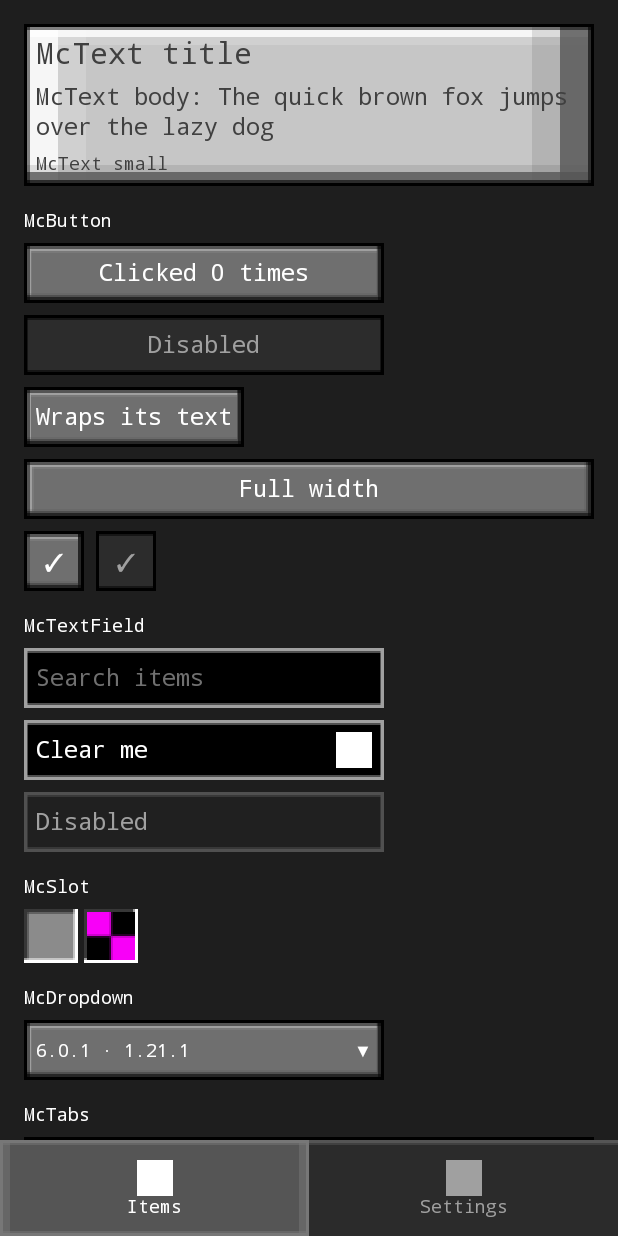
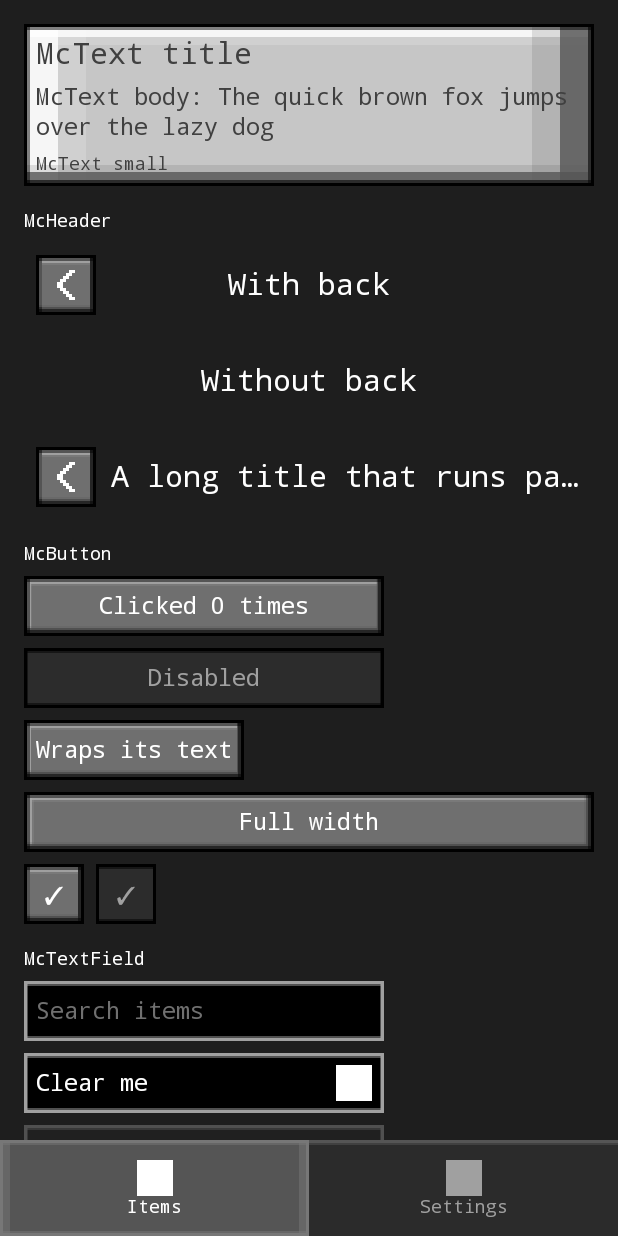
Before and after one commit to sagisolas/RecipeHost, an Android app built with Jetpack Compose: the @Preview function McGalleryPreview, on a phone screen of 412 x 824 dp. Run offline under Robolectric (Android 15) with nearby library versions, the phone set to English and light mode, and no system bars; our stand-ins replace Compose Multiplatform resources.

Commit message:
feat(app): add McHeader with back button to pushed screens
A shared screen header: a pixel-art back chevron in an McIconButton on
the left, and the title centred on the full width. A title too wide to
stay centred slides right to clear the button and is cut only at the
end edge.

ModList, ModVersions and Item use it. ModVersions' OK button is replaced
by the back button, and the Item header keeps its name and id
left-aligned beside the icon.

```diff
--- /dev/null
+++ b/shared/src/commonMain/composeResources/drawable/mc_back_arrow.xml
@@ -0,0 +1,14 @@
+<!--
+    A back chevron "<" in the pixel style of pixel_arrow.xml: 6 by 10 square pixels, two pixels thick,
+    centred on a 12 by 12 canvas and tinted where it's drawn. At 2dp a pixel the canvas is exactly
+    McDimens.ButtonIconSize, so an McIconButton draws it unscaled, on the button's texture-pixel grid.
+-->
+<vector xmlns:android="http://schemas.android.com/apk/res/android"
+    android:width="24dp"
+    android:height="24dp"
+    android:viewportWidth="12"
+    android:viewportHeight="12">
+    <path
+        android:fillColor="#FFFFFFFF"
+        android:pathData="M7,1h2v1h-2z M6,2h2v1h-2z M5,3h2v1h-2z M4,4h2v1h-2z M3,5h2v1h-2z M3,6h2v1h-2z M4,7h2v1h-2z M5,8h2v1h-2z M6,9h2v1h-2z M7,10h2v1h-2z" />
+</vector>
--- a/shared/src/commonMain/composeResources/values/strings.xml
+++ b/shared/src/commonMain/composeResources/values/strings.xml
@@ -66,5 +66,5 @@
     <string name="recipe_inputs_unknown">Inputs are unknown</string>
 
     <string name="cancel">Cancel</string>
-    <string name="ok">OK</string>
+    <string name="back">Back</string>
 </resources>
--- a/shared/src/commonMain/kotlin/org/sagisolas/recipehost/ui/designsystem/McGallery.kt
+++ b/shared/src/commonMain/kotlin/org/sagisolas/recipehost/ui/designsystem/McGallery.kt
@@ -45,6 +45,16 @@ internal fun McGallery(modifier: Modifier = Modifier) {
                     McText("McText body: The quick brown fox jumps over the lazy dog")
                     McText("McText small", style = McTheme.typography.small)
                 }
+            }
+
+            Section("McHeader") {
+                McHeader("With back", onBack = {}, backDescription = "Back")
+                McHeader("Without back", onBack = null, backDescription = "Back")
+                McHeader(
+                    "A long title that runs past the back button's width on either side",
+                    onBack = {},
+                    backDescription = "Back",
+                )
             }
 
             Section("McButton") {
--- /dev/null
+++ b/shared/src/commonMain/kotlin/org/sagisolas/recipehost/ui/designsystem/McHeader.kt
@@ -0,0 +1,72 @@
+package org.sagisolas.recipehost.ui.designsystem
+
+import androidx.compose.foundation.layout.Box
+import androidx.compose.foundation.layout.fillMaxWidth
+import androidx.compose.foundation.layout.padding
+import androidx.compose.runtime.Composable
+import androidx.compose.ui.Alignment
+import androidx.compose.ui.Modifier
+import androidx.compose.ui.layout.Layout
+import androidx.compose.ui.text.style.TextAlign
+import androidx.compose.ui.unit.Constraints
+import androidx.compose.ui.unit.dp
+import org.jetbrains.compose.resources.painterResource
+import org.sagisolas.recipehost.shared.generated.resources.Res
+import org.sagisolas.recipehost.shared.generated.resources.mc_back_arrow
+
+/**
+ * A screen's header: an [McIconButton] with the back chevron at the start when [onBack] is set,
+ * and [title] centred on the full width. The title never goes under the button: one too wide to
+ * stay centred slides right just enough to clear it, and is cut only at the end edge.
+ * [backDescription] names the button for accessibility.
+ */
+@Composable
+internal fun McHeader(
+    onBack: (() -> Unit)?,
+    backDescription: String,
+    modifier: Modifier = Modifier,
+    title: @Composable () -> Unit,
+) {
+    Layout(
+        content = {
+            Box(contentAlignment = Alignment.Center) { title() }
+            if (onBack != null) {
+                McIconButton(painterResource(Res.drawable.mc_back_arrow), backDescription, onClick = onBack)
+            }
+        },
+        modifier = modifier.fillMaxWidth().padding(HeaderPadding),
+    ) { measurables, constraints ->
+        val width = constraints.maxWidth
+        val back = measurables.getOrNull(1)?.measure(Constraints())
+        val titleStart = back?.let { it.width + HeaderPadding.roundToPx() } ?: 0
+        val title = measurables[0].measure(Constraints(maxWidth = (width - titleStart).coerceAtLeast(0)))
+        val height =
+            maxOf(McDimens.SquareButtonSize.roundToPx(), back?.height ?: 0, title.height)
+                .coerceIn(constraints.minHeight, constraints.maxHeight)
+        layout(width, height) {
+            back?.place(0, (height - back.height) / 2)
+            title.place(maxOf(titleStart, (width - title.width) / 2), (height - title.height) / 2)
+        }
+    }
+}
+
+/** An [McHeader] whose title is one line of [title] text in the title style. */
+@Composable
+internal fun McHeader(
+    title: String,
+    onBack: (() -> Unit)?,
+    backDescription: String,
+    modifier: Modifier = Modifier,
+) {
+    McHeader(onBack, backDescription, modifier) {
+        McText(
+            title,
+            color = McTheme.colors.textOnDark,
+            style = McTheme.typography.title.copy(textAlign = TextAlign.Center),
+            maxLines = 1,
+        )
+    }
+}
+
+/** Space around the header, and between the back button and the title. */
+private val HeaderPadding = 8.dp
```
Also changed, not shown: shared/src/commonMain/kotlin/org/sagisolas/recipehost/ui/screens/ItemScreen.kt (+11 -3 lines), shared/src/commonMain/kotlin/org/sagisolas/recipehost/ui/screens/ModListScreen.kt (+3 -6 lines), shared/src/commonMain/kotlin/org/sagisolas/recipehost/ui/screens/ModVersionsScreen.kt (+4 -16 lines).
